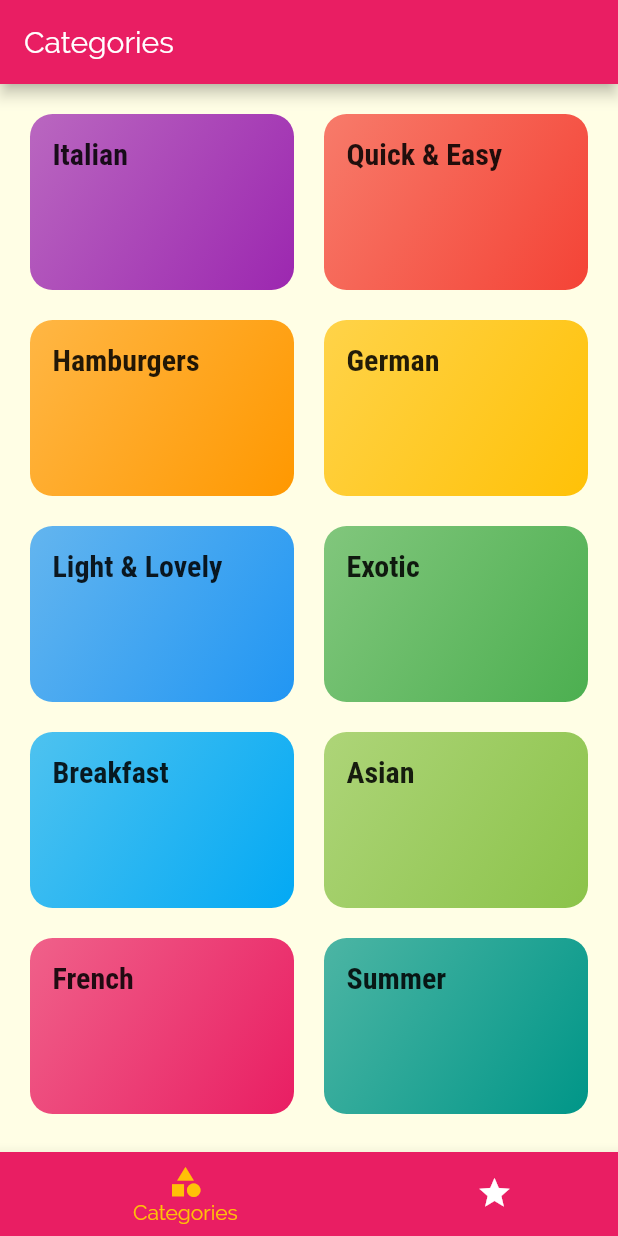
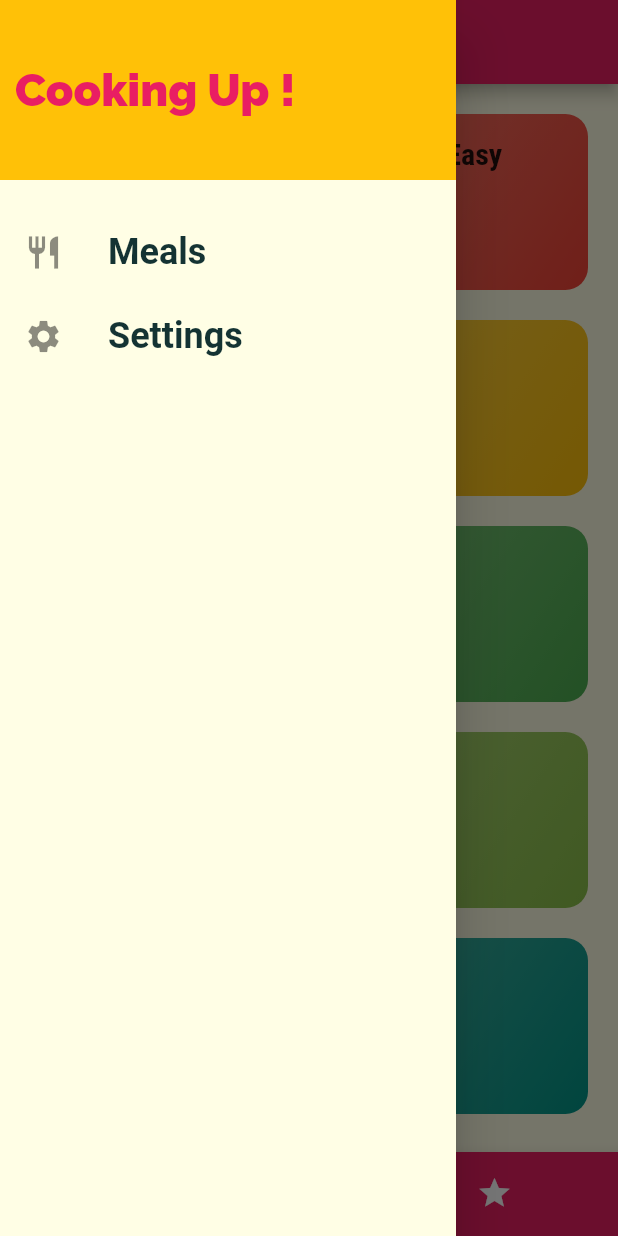
Before and after one commit to majdew/mealsapp, a Flutter app: the screen it shows after launch, with the side drawer open (before the commit the screen has no drawer), on a phone screen of 412 x 824 dp. Run offline on Flutter 3.47's test engine with Material 2 defaults, Android fonts, the phone set to English and light mode, and no system bars; Roboto replaces fonts that are missing (RobotoCondsend).

```diff
--- a/lib/main.dart
+++ b/lib/main.dart
@@ -1,14 +1,14 @@
 import 'package:flutter/material.dart';
 
-import 'screens/tabs_screen.dart';
-import 'screens/meal_detail.dart';
-import 'screens/category_meals_screen.dart';
-import 'screens/categories_screen.dart';
+import './screens/filters_screen.dart';
+import './screens/tabs_screen.dart';
+import './screens/meal_detail.dart';
+import './screens/category_meals_screen.dart';
+import './screens/categories_screen.dart';
 
 void main() => runApp(MyApp());
 
 class MyApp extends StatelessWidget {
-
   @override
   Widget build(BuildContext context) {
     return MaterialApp(
@@ -33,9 +33,10 @@ class MyApp extends StatelessWidget {
             ),
       ),
       routes: {
-        "/": (context) =>TabsScreen(),
+        "/": (context) => TabsScreen(),
         CategoryMealsScreen.routeName: (context) => CategoryMealsScreen(),
         MealDetailScreen.routeName: (context) => MealDetailScreen(),
+        FiltersScreen.routeName: (context) => FiltersScreen(),
       },
       onUnknownRoute: (settings) => MaterialPageRoute(
         builder: (context) => CategoriesScreen(),
--- a/lib/screens/meal_detail.dart
+++ b/lib/screens/meal_detail.dart
@@ -90,6 +90,11 @@ class MealDetailScreen extends StatelessWidget {
             ],
           ),
         ),
+        floatingActionButton: FloatingActionButton(
+            child: Icon(Icons.delete),
+            onPressed: () {
+              Navigator.of(context).pop(mealId);
+            }),
       ),
     );
   }
--- a/lib/screens/tabs_screen.dart
+++ b/lib/screens/tabs_screen.dart
@@ -1,5 +1,6 @@
 import 'package:flutter/material.dart';
 
+import '../widgets/main_Drawer.dart';
 import './categories_screen.dart';
 import './favorites_screen.dart';
 
@@ -30,6 +31,9 @@ class _TabsScreenState extends State<TabsScreen> {
       appBar: AppBar(
         title: Text(_pages[_selectePageIndex]["title"]),
       ),
+      drawer:
+        MainDrawer()
+      ,
       body: _pages[_selectePageIndex]["page"],
       bottomNavigationBar: BottomNavigationBar(
         onTap: _selectPage,
--- /dev/null
+++ b/lib/widgets/main_Drawer.dart
@@ -0,0 +1,65 @@
+import 'package:flutter/material.dart';
+
+import '../screens/filters_screen.dart';
+
+class MainDrawer extends StatelessWidget {
+  Widget buildListTile(IconData icon, String text, Function tabHandler) {
+    return ListTile(
+      leading: Icon(
+        icon,
+        size: 26,
+      ),
+      title: Text(
+        text,
+        style: TextStyle(
+          fontFamily: "RobotoCondsend",
+          fontSize: 24,
+          fontWeight: FontWeight.bold,
+        ),
+      ),
+      onTap: tabHandler,
+    );
+  }
+
+  @override
+  Widget build(BuildContext context) {
+    return Drawer(
+      child: Column(
+        children: [
+          Container(
+            height: 120,
+            width: double.infinity,
+            padding: const EdgeInsets.all(10),
+            alignment: Alignment.centerLeft,
+            color: Theme.of(context).accentColor,
+            child: Text(
+              "Cooking Up !",
+              style: TextStyle(
+                fontWeight: FontWeight.w900,
+                fontSize: 30,
+                color: Theme.of(context).primaryColor,
+              ),
+            ),
+          ),
+          SizedBox(
+            height: 20,
+          ),
+          buildListTile(
+            Icons.restaurant,
+            "Meals",
+            () {
+              Navigator.of(context).pushReplacementNamed("/");
+            },
+          ),
+          buildListTile(
+            Icons.settings,
+            "Settings",
+            () {
+              Navigator.of(context).pushReplacementNamed(FiltersScreen.routeName);
+            },
+          ),
+        ],
+      ),
+    );
+  }
+}
```
Also changed, not shown: lib/screens/category_meals_screen.dart (+41 -11 lines), lib/screens/filters_screen.dart (added, +19 -0 lines), lib/widgets/meal_item.dart (+11 -1 lines).
